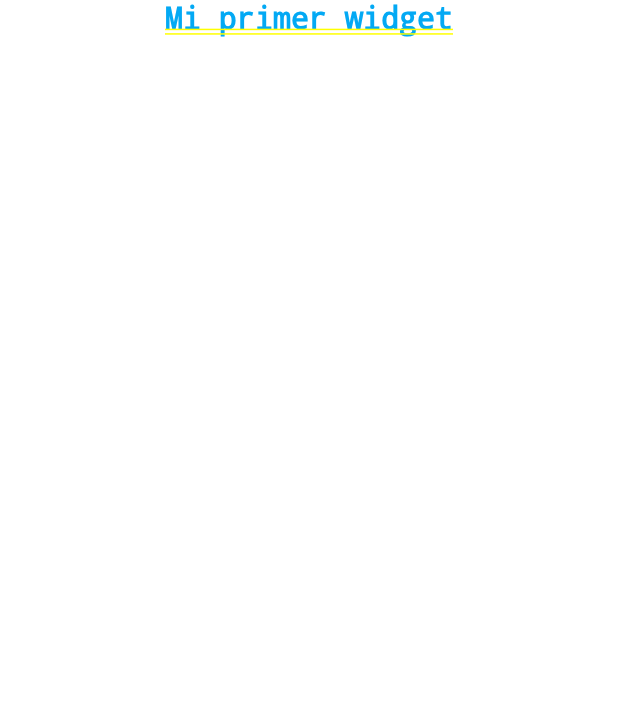
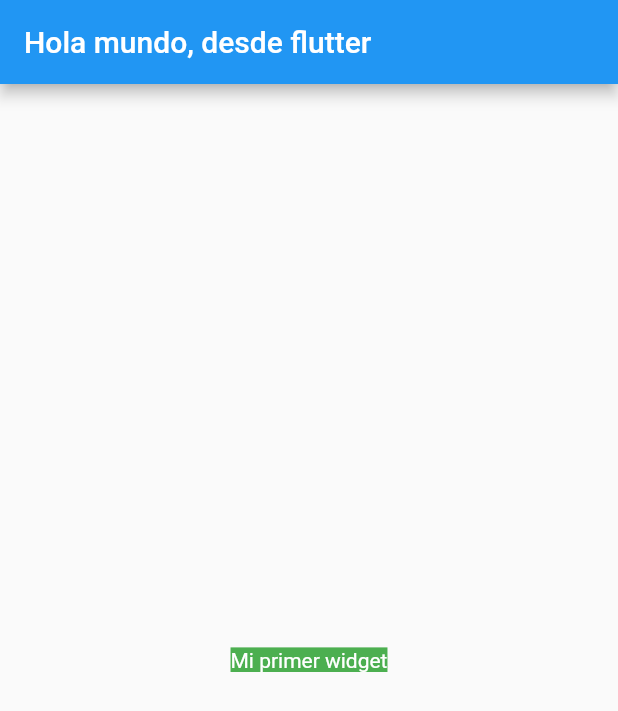
Before and after one commit to tzuzulcode/flutter_enero2022, a Flutter app: the screen it shows after launch, on a phone screen of 412 x 824 dp. Shown: the top 711 px of the screen. Run offline on Flutter 3.47's test engine with Material 2 defaults, Android fonts, the phone set to English and light mode, and no system bars.

Commit message:
Widgets, MaterialApp y Scaffold

```diff
--- a/my_app/lib/main.dart
+++ b/my_app/lib/main.dart
@@ -14,19 +14,10 @@
     //MaterialApp es un widget
     return MaterialApp(
       title: 'Flutter Demo',
-      theme: ThemeData(
-        // This is the theme of your application.
-        //
-        // Try running your application with "flutter run". You'll see the
-        // application has a blue toolbar. Then, without quitting the app, try
-        // changing the primarySwatch below to Colors.green and then invoke
-        // "hot reload" (press "r" in the console where you ran "flutter run",
-        // or simply save your changes to "hot reload" in a Flutter IDE).
-        // Notice that the counter didn't reset back to zero; the application
-        // is not restarted.
-        primarySwatch: Colors.deepPurple,
-      ),
-      home: const MyHomePage(title: 'Tzuzul Code App'),
+      home: Scaffold(
+        appBar: AppBar(title:const Text("Hola mundo, desde flutter")),
+        body: const MyHomePage(title: "Hola mundo, desde flutter"),
+      )
     );
   }
 }
@@ -49,20 +40,35 @@
 
   @override
   Widget build(BuildContext context){
-    const myText = Text(
+    // Center: Positional Widget
+
+
+    // const myText = Text(
+    //   "Mi primer widget",
+    //   style: TextStyle(color: Colors.white,fontSize: 20,backgroundColor: Colors.lime),
+    //   textAlign: TextAlign.center,
+    // );
+    // const center = Center(child: myText);
+
+    // return center;
+
+    return const Center(child: Text(
       "Mi primer widget",
-      style: TextStyle(color: Colors.lightBlue,fontSize: 20),
-      textAlign: TextAlign.center,
-    );
-
-    return myText;
+      style: TextStyle(backgroundColor: Colors.green, color: Colors.white),
+    ));
   }
 
   // Edu Falcon: State
   // Daniel Vargas
-  // Maximiliano Cabrera
+  // Maximiliano Cabrera *
 
   //Statefull widgets: Cómo funciona el estado
+
+  // Built-in widgets:
+  // Alejandro Cortes*
+  // Kevin Andres*
+  // Mattias Alexandre Duarte *
+  // Julio Mateus
 }
 
 
@@ -76,6 +82,8 @@
 //   _HomePageState createState(){
 //     return _HomePageState();
 //   }
+//  @override
+//  _HomePageState createState() => _HomePageState();
 // }
 
 // class _HomePageState extends State<HomePage>{
```
